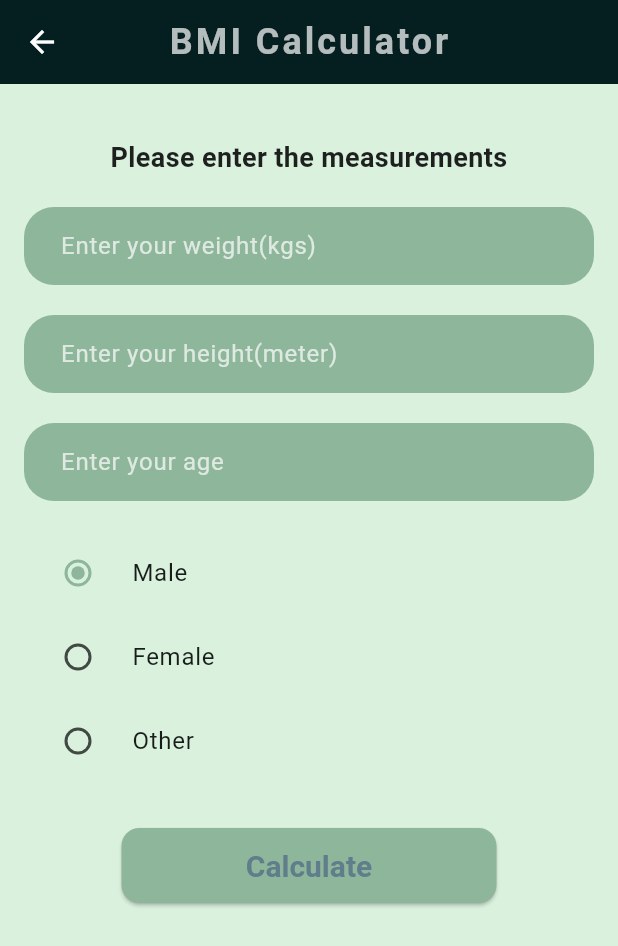
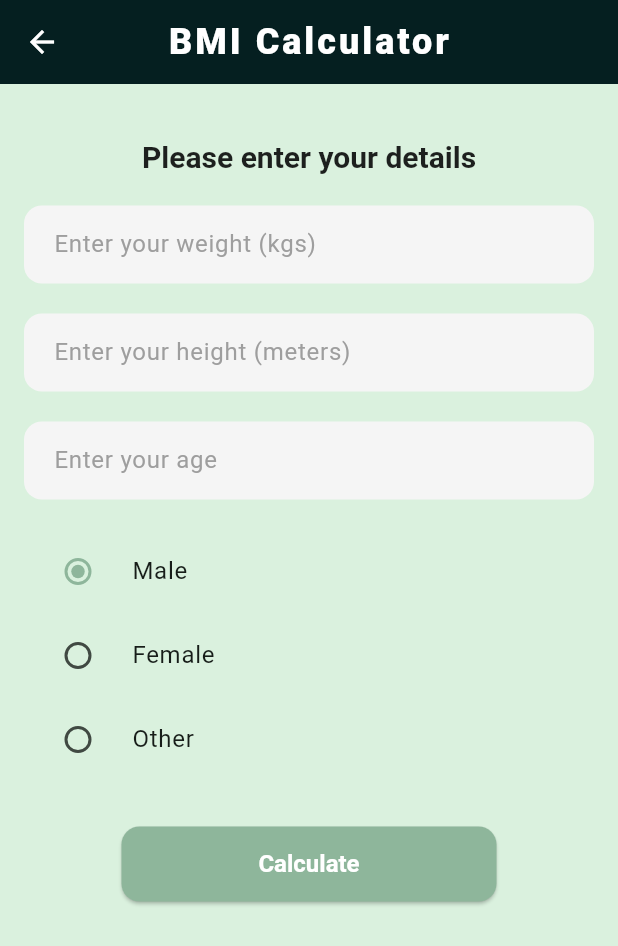
Before and after one commit to DJXROSSS/Fitness-App, a Flutter app: the BMICalculator screen opened directly, on a phone screen of 412 x 824 dp. Shown: the top 946 px of the screen. Run offline on Flutter 3.47's test engine with Material 3 defaults, Android fonts, the phone set to English and light mode, and no system bars; our stand-ins replace animated_text_kit, cloud_firestore, firebase_auth, firebase_core, flutter_svg, get and 1 more; accounts and stored records are empty; Roboto replaces fonts that are missing (Segoe UI); statements that could not run were skipped.

Commit message:
BMI ADDED

```diff
--- a/lib/pages/BMI_calculator.dart
+++ b/lib/pages/BMI_calculator.dart
@@ -1,14 +1,13 @@
 import 'package:flutter/material.dart';
+import 'package:animated_text_kit/animated_text_kit.dart';
 import 'package:befit/services/app_theme.dart';
-import 'package:animated_text_kit/animated_text_kit.dart';
-
 
 class BMIcalculatorPage extends StatelessWidget {
   const BMIcalculatorPage({super.key});
 
   @override
   Widget build(BuildContext context) {
-    return BMICalculator();
+    return const BMICalculator();
   }
 }
 
@@ -20,153 +19,99 @@ class BMICalculator extends StatefulWidget {
 }
 
 class _BMICalculatorState extends State<BMICalculator> {
-  String gender= 'Male';
-  String _displaytext="";
+  String gender = 'Male';
+  String _displaytext = "";
   Color _color = Colors.transparent;
-  Image _image = Image.asset('assets/images/bmi1.png');
-  TextEditingController _weightcontroller = TextEditingController();
-  TextEditingController _heightcontroller = TextEditingController();
-  var result = TextEditingController();
+  Image _image = Image.asset('assets/bmi_images/bmi1.png');
+  final TextEditingController _weightcontroller = TextEditingController();
+  final TextEditingController _heightcontroller = TextEditingController();
+  final TextEditingController result = TextEditingController();
 
-  void BMIcalculate(String weight, String height) async {
+  void BMIcalculate(String weight, String height) {
+    if (weight.isEmpty || height.isEmpty) {
+      ScaffoldMessenger.of(context).showSnackBar(
+        const SnackBar(content: Text("Please enter both weight and height")),
+      );
+      return;
+    }
 
-    var squareweight = double.parse(weight);
-    var squareheight = double.parse(height);
+    double? squareweight = double.tryParse(weight);
+    double? squareheight = double.tryParse(height);
 
-    var res = (squareweight)/(squareheight*squareheight);
+    if (squareweight == null || squareheight == null || squareheight == 0) {
+      ScaffoldMessenger.of(context).showSnackBar(
+        const SnackBar(content: Text("Invalid input. Please check your entries.")),
+      );
+      return;
+    }
+
+    double res = squareweight / (squareheight * squareheight);
+
     setState(() {
       result.text = res.toStringAsFixed(2);
-    });
-    if(res < 18.5){
+
+      if (res < 18.5) {
         _displaytext = "UNDERWEIGHT";
         _color = Colors.blueAccent;
-    }
-    else if (res >= 18.5 && res <= 24.9) {
+        _image = Image.asset('assets/bmi_images/bmi1.png');
+      } else if (res <= 24.9) {
         _displaytext = "NORMAL";
         _color = Colors.green;
-      _image = Image.asset('assets/bmi_images/images/bmi2.png');
+        _image = Image.asset('assets/bmi_images/bmi2.png');
+      } else if (res <= 29.9) {
+        _displaytext = "OVERWEIGHT";
+        _color = Colors.amber;
+        _image = Image.asset('assets/bmi_images/bmi3.png');
+      } else if (res <= 39.9) {
+        _displaytext = "OBESE";
+        _color = Colors.deepOrange;
+        _image = Image.asset('assets/bmi_images/bmi4.png');
+      } else {
+        _displaytext = "MORBIDITY OBESE";
+        _color = Colors.red;
+        _image = Image.asset('assets/bmi_images/bmi5.png');
       }
-    else if (res >= 25 && res <= 29.9) {
-      _displaytext = "OVERWEIGHT";
-      _color = Colors.yellow;
-      _image = Image.asset('assets/bmi_images/images/bmi3.png');
+    });
   }
 
-    // Obese
-    else if (res >= 30 && res <= 39.9) {
-      _displaytext = "OBESE";
-      _color =  Colors.orange;
-      _image = Image.asset('assets/bmi_images/images/bmi4.png');
-    }
-
-    // Extreme
-    else if (res >= 40) {
-      _displaytext = "MORBIDITY OBESE";
-      _color = Colors.red;
-      _image = Image.asset('assets/bmi_images/images/bmi5.png');
-    }
-  }
   @override
   Widget build(BuildContext context) {
-    return  Scaffold(
-      backgroundColor: Color(0xFFDAF1DE),
+    final theme = Theme.of(context);
+
+    return Scaffold(
       appBar: AppBar(
-        title: Text('BMI Calculator', style: TextStyle(color: Colors.white70, fontWeight: FontWeight.bold),),
-        centerTitle: true,
-        backgroundColor: Color(0xFF051F20),
+        title: const Text('BMI Calculator'),
       ),
       body: Padding(
-        padding: EdgeInsets.all(16.0),
+        padding: const EdgeInsets.all(16.0),
         child: SingleChildScrollView(
           child: Column(
             children: [
-                SizedBox(height: 20),
-                Text('Please enter the measurements', textAlign: TextAlign.center,
-                  style: TextStyle(fontSize: 18, fontWeight: FontWeight.bold ),),
-                SizedBox(height: 20),
-                TextField(
-                  decoration: InputDecoration(
-                      hintText: ' Enter your weight(kgs)',
-                      hintStyle: TextStyle(color: Colors.white70),
-                      filled: true,
-                      fillColor: Color(0xFF8EB69B),
-                      border: OutlineInputBorder(
-                        borderSide: BorderSide.none,
-                        borderRadius: BorderRadius.circular(20),
-                      )
+              const SizedBox(height: 20),
+              Text(
+                'Please enter your details',
+                textAlign: TextAlign.center,
+                style: theme.textTheme.titleLarge,
               ),
-                  controller: _weightcontroller,
-                  keyboardType: TextInputType.numberWithOptions(decimal: true),
-                ),
-                SizedBox(height: 20),
-                TextField(
-                  decoration: InputDecoration(
-                      hintText: ' Enter your height(meter)',
-                      hintStyle: TextStyle(color: Colors.white70),
-                      filled: true,
-                      fillColor: Color(0xFF8EB69B),
-                      border: OutlineInputBorder(
-                        borderSide: BorderSide.none,
-                        borderRadius: BorderRadius.circular(20),
-                      )
-                  ),
-                  controller: _heightcontroller,
-                  keyboardType: TextInputType.numberWithOptions(decimal: true),
-                ),
-                SizedBox(height: 20,),
-                TextField(
-                  keyboardType: TextInputType.numberWithOptions(decimal: false),
-                  decoration: InputDecoration(
-                      hintText: ' Enter your age',
-                      hintStyle: TextStyle(color: Colors.white70),
-                      filled: true,
-                      fillColor: Color(0xFF8EB69B),
-                      border: OutlineInputBorder(
-                        borderSide: BorderSide.none,
-                        borderRadius: BorderRadius.circular(20),
-                      )
-                  ),
-                ),
-                SizedBox(height: 20),
-                RadioListTile(
-                  title: Text('Male'),
-                  value: 'Male',
-                  groupValue: gender,
-                  onChanged: (value) {
-                    setState(() {
-                      gender = value!;
-                    });
-                  },
-                ),
-                RadioListTile(
-                  title: Text('Female'),
-                  value: 'Female',
-                  groupValue: gender,
-                  onChanged: (value) {
-                    setState(() {
-                      gender = value!;
-                    });
-                  },
-                ),
-                RadioListTile(
-                  title: Text('Other'),
-                  value: 'Other',
-                  groupValue: gender,
-                  onChanged: (value) {
-                    setState(() {
-                      gender = value!;
-                    });
-                  },
-                ),
-                SizedBox(height: 30),
+              const SizedBox(height: 20),
+              _customTextField(_weightcontroller, 'Enter your weight (kgs)', theme),
+              const SizedBox(height: 20),
+              _customTextField(_heightcontroller, 'Enter your height (meters)', theme),
+              const SizedBox(height: 20),
+              _customTextField(null, 'Enter your age', theme),
+              const SizedBox(height: 20),
+              _buildRadioTile('Male', theme),
+              _buildRadioTile('Female', theme),
+              _buildRadioTile('Other', theme),
+              const SizedBox(height: 30),
               SizedBox(
-                  height: 50, width: 250,
+                height: 50,
+                width: 250,
                 child: ElevatedButton(
                   onPressed: () {
                     BMIcalculate(_weightcontroller.text, _heightcontroller.text);
-                      setState(() {
-                      });
-                      showDialog(context: context,
+                    showDialog(
+                      context: context,
                       builder: (context) => AlertDialog(
                         shape: RoundedRectangleBorder(borderRadius: BorderRadius.circular(20)),
                         backgroundColor: _color,
@@ -174,31 +119,70 @@ class _BMICalculatorState extends State<BMICalculator> {
                           mainAxisSize: MainAxisSize.min,
                           children: [
                             _image,
-                                Text('Your calculated BMI is '+ result.text, textAlign: TextAlign.center,
-                                  style: TextStyle(color: Colors.white, fontSize: 22, fontWeight: FontWeight.bold),),
-                                SizedBox(height: 15),
-
-                                AnimatedTextKit(animatedTexts: [
-                                  TyperAnimatedText(_displaytext, textStyle: TextStyle(fontSize: 20, fontWeight: FontWeight.bold, color: Colors.purple, backgroundColor: Colors.white70))
-                                ])
+                            const SizedBox(height: 10),
+                            Text(
+                              'Your calculated BMI is ${result.text}',
+                              textAlign: TextAlign.center,
+                              style: const TextStyle(
+                                color: Colors.white,
+                                fontSize: 22,
+                                fontWeight: FontWeight.bold,
+                              ),
+                            ),
+                            const SizedBox(height: 15),
+                            AnimatedTextKit(
+                              animatedTexts: [
+                                TyperAnimatedText(
+                                  _displaytext,
+                                  textStyle: const TextStyle(
+                                    fontSize: 20,
+                                    fontWeight: FontWeight.bold,
+                                    color: Colors.white,
+                                  ),
+                                ),
+                              ],
+                              isRepeatingAnimation: false,
+                            ),
                           ],
                         ),
                         actions: [
                           TextButton(
                             onPressed: () => Navigator.of(context).pop(),
-                                child: Text('Close'),
+                            child: const Text('Close', style: TextStyle(color: Colors.white)),
                           )
                         ],
-                          )
+                      ),
                     );
                   },
-                    child: Text('Calculate', style: TextStyle(fontSize: 20, color: Colors.blueGrey, fontWeight: FontWeight.bold),),
+                  child: const Text('Calculate'),
                 ),
               )
             ],
-            )
+          ),
         ),
       ),
     );
   }
+
+  Widget _customTextField(TextEditingController? controller, String hint, ThemeData theme) {
+    return TextField(
+      controller: controller,
+      keyboardType: TextInputType.numberWithOptions(decimal: true),
+      decoration: InputDecoration(hintText: hint),
+    );
   }
+
+  Widget _buildRadioTile(String value, ThemeData theme) {
+    return RadioListTile(
+      activeColor: AppTheme.primaryColor,
+      title: Text(value),
+      value: value,
+      groupValue: gender,
+      onChanged: (val) {
+        setState(() {
+          gender = val!;
+        });
+      },
+    );
+  }
+}
--- a/pubspec.yaml
+++ b/pubspec.yaml
@@ -64,6 +64,7 @@ flutter:
   uses-material-design: true
 
   assets:
+    - assets/
     - assets/images/
     - assets/Drawer_images/
     - assets/SuggestedWorkout_images/
@@ -71,7 +72,7 @@ flutter:
 #    - assets/gradients/gradient_bg.png
     - assets/navbar_icons/dumbell_outlined.svg
     - assets/navbar_icons/dumbell.svg
-    - assets/bmi_images/images/
+    - assets/bmi_images/
 
   #   - Drawer_images/a_dot_ham.jpeg
 
```
Also changed, not shown: assets/bmi_images/bmi1.png (renamed from assets/bmi_images/images/bmi1.png), assets/bmi_images/bmi2.png (renamed from assets/bmi_images/images/bmi2.png), assets/bmi_images/bmi3.png (renamed from assets/bmi_images/images/bmi3.png), assets/bmi_images/bmi4.png (renamed from assets/bmi_images/images/bmi4.png), assets/bmi_images/bmi5.png (renamed from assets/bmi_images/images/bmi5.png). Lines whose indentation alone changed are shown as unchanged.
